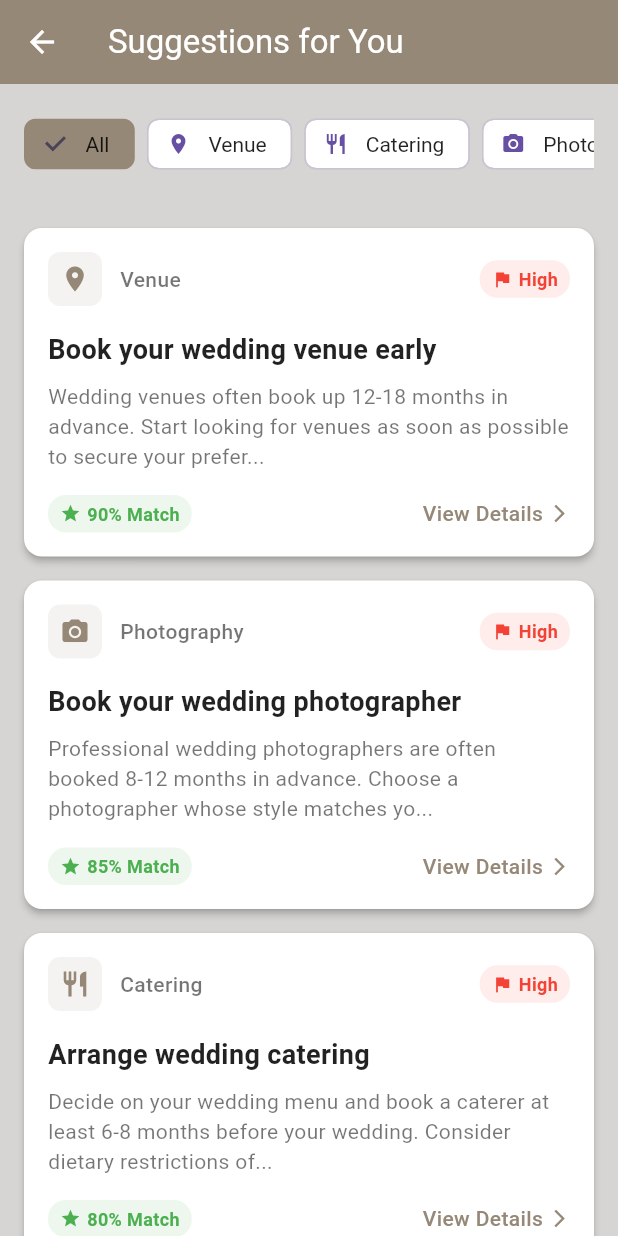
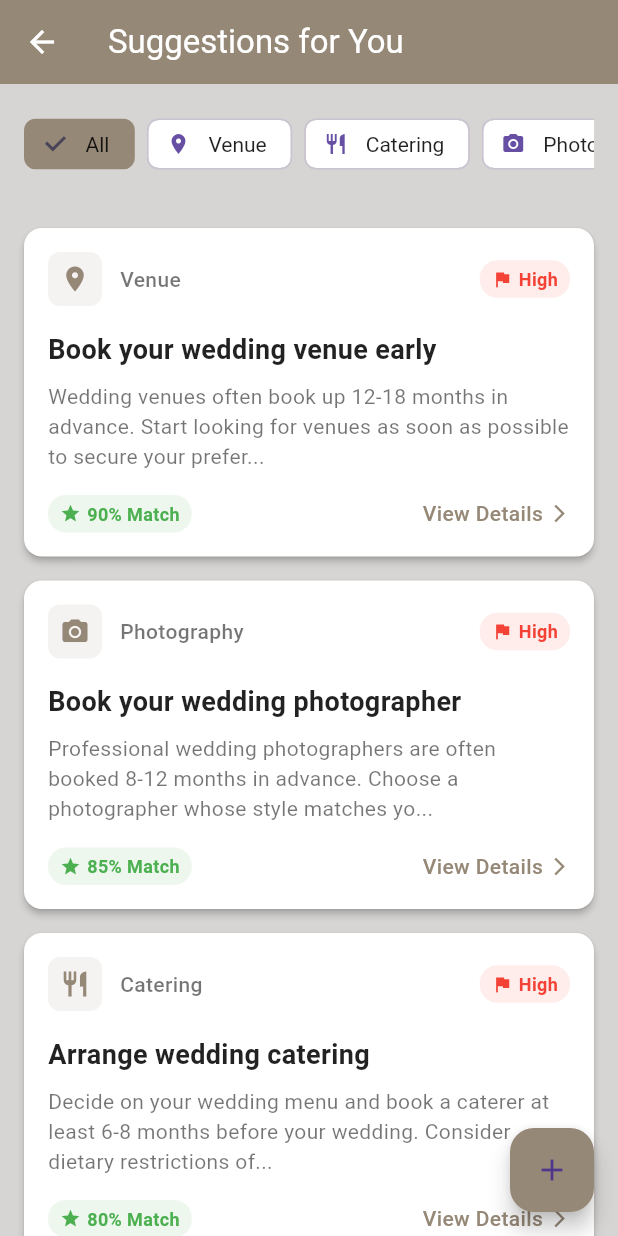
Before and after one commit to ReemNeama/eventati_book, a Flutter app: the SuggestionScreen screen opened by its route, after a tap on "All", on a phone screen of 412 x 824 dp. Run offline on Flutter 3.47's test engine with Material 3 defaults, Android fonts, the phone set to English and light mode, and no system bars; our stand-ins replace shared_preferences; accounts and stored records are empty; Roboto replaces fonts that are missing (Montserrat).

Commit message:
Implement custom suggestion feature with filtering and UI improvements

```diff
--- a/lib/providers/suggestion_provider.dart
+++ b/lib/providers/suggestion_provider.dart
@@ -5,6 +5,10 @@ import 'package:eventati_book/models/suggestion.dart';
 import 'package:eventati_book/models/wizard_state.dart';
 
 /// Provider to manage suggestions based on the wizard state
+///
+/// Note: The current implementation uses SharedPreferences for local storage,
+/// which has limitations for complex data structures. This will be replaced
+/// with Firebase Firestore in the future for better persistence and synchronization.
 class SuggestionProvider extends ChangeNotifier {
   /// All available suggestions (predefined + custom)
   List<Suggestion> _allSuggestions = [];
@@ -103,10 +107,37 @@ class SuggestionProvider extends ChangeNotifier {
     }
   }
 
-  /// Set the category filter
+  /// Set the category filter and apply it
   void setCategoryFilter(SuggestionCategory? category) {
     _selectedCategory = category;
+
+    // Apply the filter to the current suggestions
+    applyCurrentCategoryFilter();
+
     notifyListeners();
+  }
+
+  /// Apply the current category filter to all suggestions
+  void applyCurrentCategoryFilter() {
+    try {
+      if (_selectedCategory != null) {
+        // Filter by selected category
+        _filteredSuggestions =
+            _allSuggestions
+                .where((suggestion) => suggestion.category == _selectedCategory)
+                .toList();
+      } else {
+        // No category filter, show all suggestions
+        _filteredSuggestions = List.from(_allSuggestions);
+      }
+
+      // Sort by relevance score (highest first)
+      _filteredSuggestions.sort(
+        (a, b) => b.baseRelevanceScore.compareTo(a.baseRelevanceScore),
+      );
+    } catch (e) {
+      _error = 'Failed to apply category filter: $e';
+    }
   }
 
   /// Add a custom suggestion
@@ -114,6 +145,19 @@ class SuggestionProvider extends ChangeNotifier {
     try {
       // Add to all suggestions
       _allSuggestions.add(suggestion);
+
+      // Add to filtered suggestions if it matches the current category filter
+      if (_selectedCategory == null ||
+          suggestion.category == _selectedCategory) {
+        _filteredSuggestions.add(suggestion);
+
+        // Sort filtered suggestions by relevance score (if we have a wizard state)
+        if (_filteredSuggestions.isNotEmpty) {
+          _filteredSuggestions.sort(
+            (a, b) => b.baseRelevanceScore.compareTo(a.baseRelevanceScore),
+          );
+        }
+      }
 
       // Save custom suggestions
       await _saveCustomSuggestions();
@@ -197,13 +241,21 @@ class SuggestionProvider extends ChangeNotifier {
       final prefs = await SharedPreferences.getInstance();
       final jsonData = prefs.getString('custom_suggestions');
 
-      if (jsonData == null) return [];
+      if (jsonData == null) {
+        return [];
+      }
 
       final jsonList = jsonDecode(jsonData) as List;
-      return jsonList
-          .map((json) => Suggestion.fromJson(json))
-          .where((s) => s.isCustom) // Ensure only custom suggestions are loaded
-          .toList();
+
+      final suggestions =
+          jsonList
+              .map((json) => Suggestion.fromJson(json))
+              .where(
+                (s) => s.isCustom,
+              ) // Ensure only custom suggestions are loaded
+              .toList();
+
+      return suggestions;
     } catch (e) {
       _error = 'Failed to load custom suggestions: $e';
       notifyListeners();
--- a/lib/screens/event_wizard/suggestion_screen.dart
+++ b/lib/screens/event_wizard/suggestion_screen.dart
@@ -9,6 +9,7 @@ import 'package:eventati_book/styles/app_colors_dark.dart';
 import 'package:eventati_book/widgets/event_wizard/suggestion_card.dart';
 import 'package:eventati_book/widgets/common/loading_indicator.dart';
 import 'package:eventati_book/widgets/common/error_message.dart';
+import 'package:eventati_book/screens/event_wizard/create_suggestion_screen.dart';
 
 /// Screen to display suggestions based on the wizard state
 class SuggestionScreen extends StatefulWidget {
@@ -41,11 +42,19 @@ class _SuggestionScreenState extends State<SuggestionScreen> {
     // Initialize the suggestion provider if needed
     if (suggestionProvider.allSuggestions.isEmpty) {
       await suggestionProvider.initialize();
+    } else {
+      // Force a refresh of the suggestions
+      await suggestionProvider.initialize();
     }
 
     // Filter suggestions based on the wizard state
     if (wizardProvider.state != null) {
       suggestionProvider.filterSuggestions(wizardProvider.state!);
+    }
+
+    // Reset category filter if any
+    if (_selectedCategory != null) {
+      _filterByCategory(_selectedCategory);
     }
   }
 
@@ -59,13 +68,11 @@ class _SuggestionScreenState extends State<SuggestionScreen> {
       context,
       listen: false,
     );
+
+    // Apply the category filter
     suggestionProvider.setCategoryFilter(category);
 
-    // Re-filter suggestions
-    final wizardProvider = Provider.of<WizardProvider>(context, listen: false);
-    if (wizardProvider.state != null) {
-      suggestionProvider.filterSuggestions(wizardProvider.state!);
-    }
+    // No need to call filterSuggestions again as setCategoryFilter now handles this
   }
 
   @override
@@ -79,6 +86,24 @@ class _SuggestionScreenState extends State<SuggestionScreen> {
       appBar: AppBar(
         title: const Text('Suggestions for You'),
         backgroundColor: primaryColor,
+      ),
+      floatingActionButton: FloatingActionButton(
+        onPressed: () async {
+          // Navigate to create suggestion screen
+          final result = await Navigator.push(
+            context,
+            MaterialPageRoute(
+              builder: (context) => const CreateSuggestionScreen(),
+            ),
+          );
+
+          // Refresh suggestions if a new suggestion was added
+          if (result == true) {
+            _initializeSuggestions();
+          }
+        },
+        backgroundColor: primaryColor,
+        child: const Icon(Icons.add),
       ),
       body: Container(
         color: backgroundColor,
--- a/lib/screens/screens.dart
+++ b/lib/screens/screens.dart
@@ -22,4 +22,5 @@ export 'profile/profile_screen.dart';
 // Event wizard screens
 export 'event_wizard/event_wizard_screen.dart';
 export 'event_wizard/suggestion_screen.dart';
+export 'event_wizard/create_suggestion_screen.dart';
 export 'event_wizard/wizard_factory.dart';
--- a/lib/widgets/event_wizard/suggestion_card.dart
+++ b/lib/widgets/event_wizard/suggestion_card.dart
@@ -114,14 +114,48 @@ class SuggestionCard extends StatelessWidget {
 
               const SizedBox(height: 16),
 
-              // Title
-              Text(
+              // Title with custom badge if applicable
+              Row(
+                children: [
+                  Expanded(
+                    child: Text(
                       suggestion.title,
                       style: TextStyle(
                         color: textColor,
                         fontSize: 18,
                         fontWeight: FontWeight.bold,
                       ),
+                    ),
+                  ),
+
+                  // Custom badge
+                  if (suggestion.isCustom)
+                    Container(
+                      padding: const EdgeInsets.symmetric(
+                        horizontal: 8,
+                        vertical: 4,
+                      ),
+                      decoration: BoxDecoration(
+                        color: Colors.purple.withAlpha(25),
+                        borderRadius: BorderRadius.circular(12),
+                      ),
+                      child: const Row(
+                        mainAxisSize: MainAxisSize.min,
+                        children: [
+                          Icon(Icons.edit, color: Colors.purple, size: 12),
+                          SizedBox(width: 4),
+                          Text(
+                            'Custom',
+                            style: TextStyle(
+                              color: Colors.purple,
+                              fontSize: 10,
+                              fontWeight: FontWeight.bold,
+                            ),
+                          ),
+                        ],
+                      ),
+                    ),
+                ],
               ),
 
               const SizedBox(height: 8),
```
Also changed, not shown: lib/main.dart (+7 -1 lines), lib/screens/event_wizard/create_suggestion_screen.dart (added, +318 -0 lines), lib/screens/homepage/homepage_screen.dart (+24 -15 lines), lib/screens/main_navigation_screen.dart (+7 -0 lines), 2 other files. Lines whose indentation alone changed are shown as unchanged.
